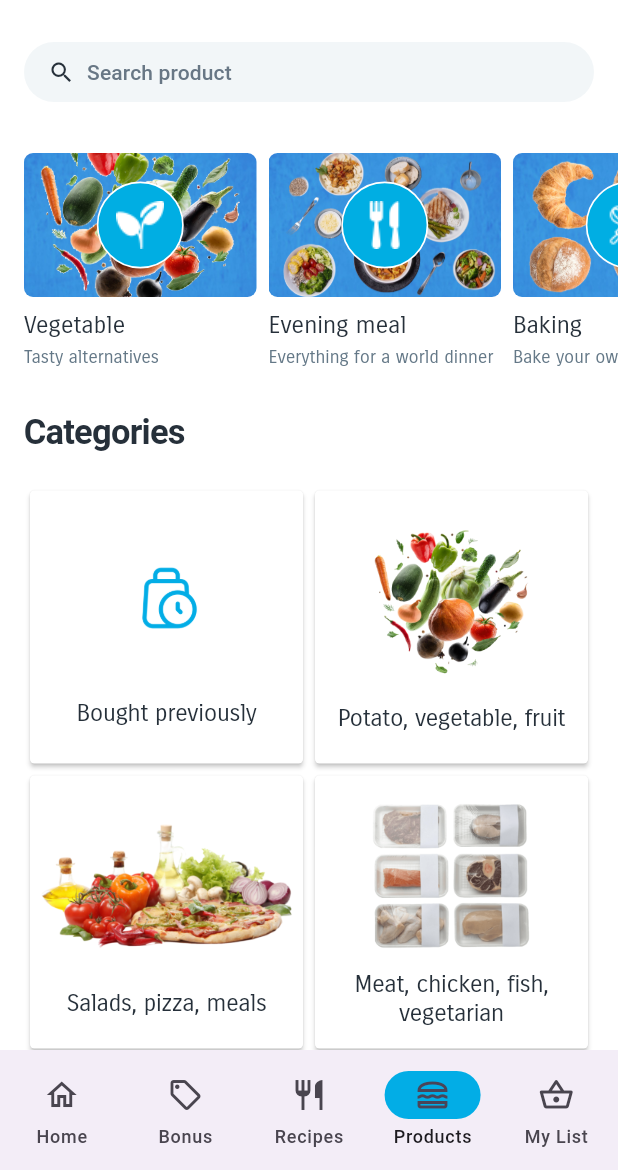
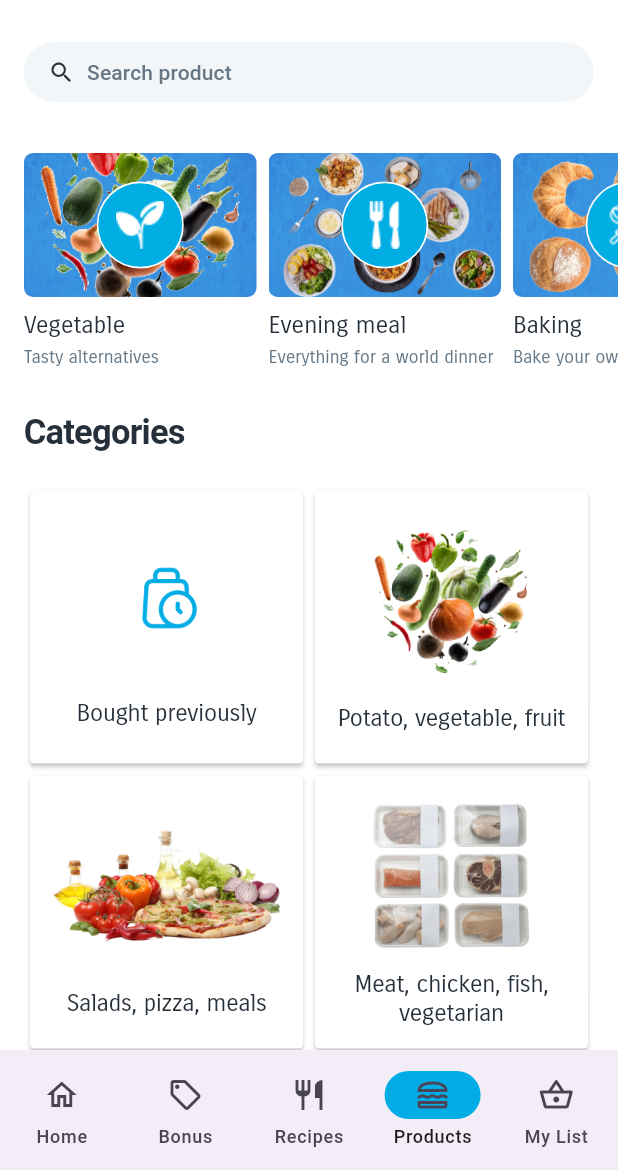
Before and after one commit to ERy03/albert_heijn_clone, a Flutter app: the screen it shows after launch, item 4 of the bottom bar chosen, on a phone screen of 412 x 824 dp, the part 66-1236 px from its top. Run offline on Flutter 3.47's test engine with Material 2 defaults, Android fonts, the phone set to English and light mode, and no system bars; our stand-ins replace go_router.

Commit message:
update: category card padding

```diff
--- a/lib/components/products/categories/categories_card.dart
+++ b/lib/components/products/categories/categories_card.dart
@@ -35,9 +35,12 @@ class CategoriesCard extends StatelessWidget {
                 const SizedBox(
                   height: 5,
                 ),
-              Image.asset(
-                height: height,
-                categories.imagePath,
+              Padding(
+                padding: const EdgeInsets.symmetric(horizontal: 8.0),
+                child: Image.asset(
+                  height: height,
+                  categories.imagePath,
+                ),
               ),
               if (height < 105)
                 const SizedBox(
```
